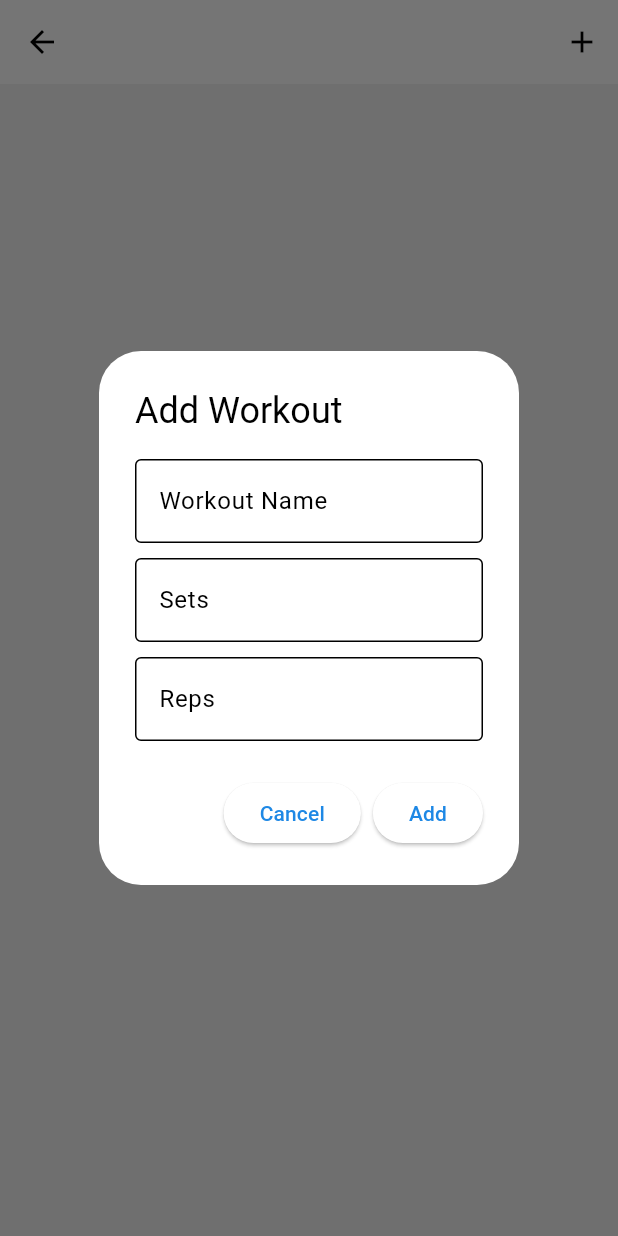
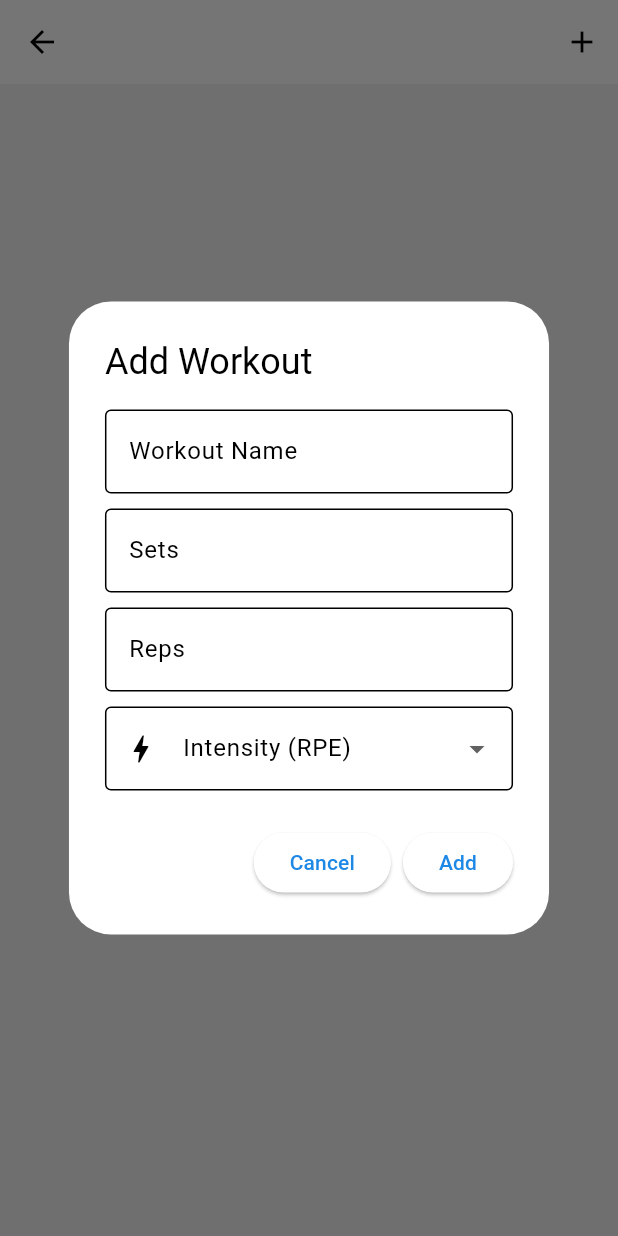
Before and after one commit to kvo110/fitness_tracker, a Flutter app: the SelectedWorkoutScreen screen opened directly with empty values, after a tap on the "add" icon, on a phone screen of 412 x 824 dp. Run offline on Flutter 3.47's test engine with Material 3 defaults, Android fonts, the phone set to English and light mode, and no system bars; our stand-ins replace fl_chart, sqflite, table_calendar; accounts and stored records are empty.

Commit message:
Adds RPE dropdown when adding workouts to selected workout

```diff
--- a/lib/screens/selected_workout_screen.dart
+++ b/lib/screens/selected_workout_screen.dart
@@ -18,6 +18,20 @@ class SelectedWorkoutScreen extends StatefulWidget {
 class _SelectedWorkoutScreenState extends State<SelectedWorkoutScreen> {
   final dbHelper = DatabaseHelper.instance;
   List<Map<String, dynamic>> _workouts = [];
+
+  // RPE description for user to understand what each RPE means
+  static const List<String> _rpeDescriptions = [
+    'Very Easy',
+    'Easy',
+    'Moderate',
+    'Somewhat Hard',
+    'Hard',
+    'Challenging',
+    'Very Challenging',
+    'Intense',
+    'Highly Intense',
+    'Max Effort',
+  ];
 
   @override
   void initState() {
@@ -43,6 +57,7 @@ class _SelectedWorkoutScreenState extends State<SelectedWorkoutScreen> {
     final nameController = TextEditingController();
     final setsController = TextEditingController();
     final repsController = TextEditingController();
+    String? selectedRPE;
 
     // Creates pop up to add new workout
     showDialog(
@@ -50,7 +65,8 @@ class _SelectedWorkoutScreenState extends State<SelectedWorkoutScreen> {
       builder: (context) {
         return AlertDialog(
           title: const Text('Add Workout'),
-          content: Column(
+          content: SingleChildScrollView(
+            child: Column(
               mainAxisSize: MainAxisSize.min,
               children: [
               // Workout name input
@@ -73,6 +89,7 @@ class _SelectedWorkoutScreenState extends State<SelectedWorkoutScreen> {
                   ),
                   keyboardType: TextInputType.number,
                 ),
+
                 const SizedBox(height: 10),
 
               // Reps input
@@ -84,7 +101,30 @@ class _SelectedWorkoutScreenState extends State<SelectedWorkoutScreen> {
                   ),
                   keyboardType: TextInputType.number,
                 ),
+
+                const SizedBox(height: 10),
+
+                // RPE dropdown
+                DropdownButtonFormField<String>(
+                  initialValue: selectedRPE,
+                  decoration: const InputDecoration(
+                    labelText: 'Intensity (RPE)',
+                    prefixIcon: Icon(Icons.bolt),
+                    border: OutlineInputBorder(),
+                  ),
+                  items: List.generate(
+                    10,
+                    (i) => DropdownMenuItem(
+                      value: '${i + 1}',
+                      child: Text('RPE ${i + 1} - ${_rpeDescriptions[i]}'),
+                    ),
+                  ),
+                  onChanged: (value) {
+                    selectedRPE = value;
+                  },
+                ),
               ],
+            ),
           ),
           actions: [
             // Cancel and Add buttons
@@ -106,6 +146,7 @@ class _SelectedWorkoutScreenState extends State<SelectedWorkoutScreen> {
                     'workout_name': name,
                     'sets': int.parse(sets),
                     'reps': int.parse(reps),
+                    'rpe': selectedRPE ?? 'N/A',
                   });
                   await _loadWorkouts();
                   Navigator.pop(context);
@@ -167,7 +208,8 @@ class _SelectedWorkoutScreenState extends State<SelectedWorkoutScreen> {
                     ),
 
                     subtitle: Text(
-                    '${workout['sets']} sets × ${workout['reps']} reps',
+                      '${workout['sets']} sets × ${workout['reps']} reps\n'
+                      'RPE: ${workout['rpe'] ?? 'N/A'}',
                       style: const TextStyle(fontSize: 15),
                     ),
 
```
Lines whose indentation alone changed are shown as unchanged.
